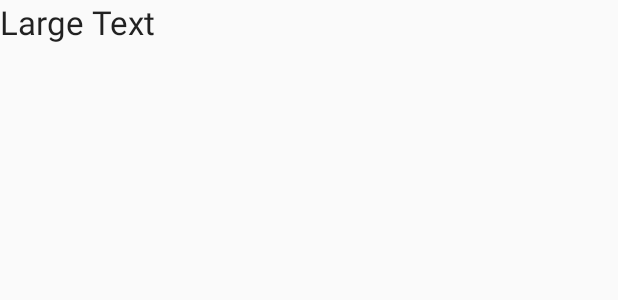
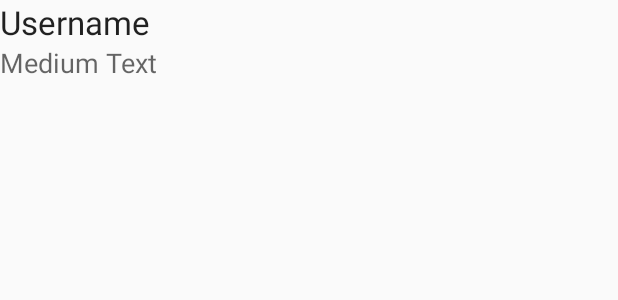
Before and after one commit to tvdung94/game-peer-finder, an Android app: the layout message_list_view.xml on its own in the app's theme, with its tools: preview values and no code run, on a phone screen of 412 x 824 dp. Shown: the top 300 px of the screen. Run offline under Robolectric (Android 15) with nearby library versions, the phone set to English and light mode, and no system bars.

Commit message:
Fixing stuffs

```diff
--- a/app/src/main/res/layout/fragment_chat_.xml
+++ b/app/src/main/res/layout/fragment_chat_.xml
@@ -8,7 +8,7 @@
     <TabHost
         android:layout_width="match_parent"
         android:layout_height="match_parent"
-        android:id="@+id/tabHost2"
+        android:id="@id/tabHost2"
         android:layout_gravity="center_horizontal|top">
 
         <LinearLayout
@@ -17,7 +17,7 @@
             android:orientation="vertical">
 
             <TabWidget
-                android:id="@+id/chat_tab"
+                android:id="@android:id/tabs"
                 android:layout_width="match_parent"
                 android:layout_height="wrap_content"></TabWidget>
 
--- a/app/src/main/res/layout/message_list_view.xml
+++ b/app/src/main/res/layout/message_list_view.xml
@@ -3,11 +3,20 @@
     android:layout_width="match_parent" android:layout_height="match_parent">
 
     <TextView
-        android:layout_width="match_parent"
-        android:layout_height="50dp"
+        android:layout_width="wrap_content"
+        android:layout_height="wrap_content"
         android:textAppearance="?android:attr/textAppearanceLarge"
-        android:text="Large Text"
-        android:id="@+id/message"
+        android:text="Username"
+        android:id="@+id/textView_MessageListView_Username"
         android:layout_alignParentTop="true"
         android:layout_alignParentStart="true" />
+
+    <TextView
+        android:layout_width="wrap_content"
+        android:layout_height="wrap_content"
+        android:textAppearance="?android:attr/textAppearanceMedium"
+        android:text="Medium Text"
+        android:id="@+id/textView_MessageListView_content"
+        android:layout_below="@+id/textView_MessageListView_Username"
+        android:layout_alignParentStart="true" />
 </RelativeLayout>
```
Also changed, not shown: app/src/main/java/com/org/dungtranvu/local_gaming_peers_finder/ChatRoom.java (+8 -0 lines), app/src/main/java/com/org/dungtranvu/local_gaming_peers_finder/Chat_Fragment.java (+20 -8 lines), app/src/main/res/layout/friends_list_view.xml (added, +13 -0 lines).
